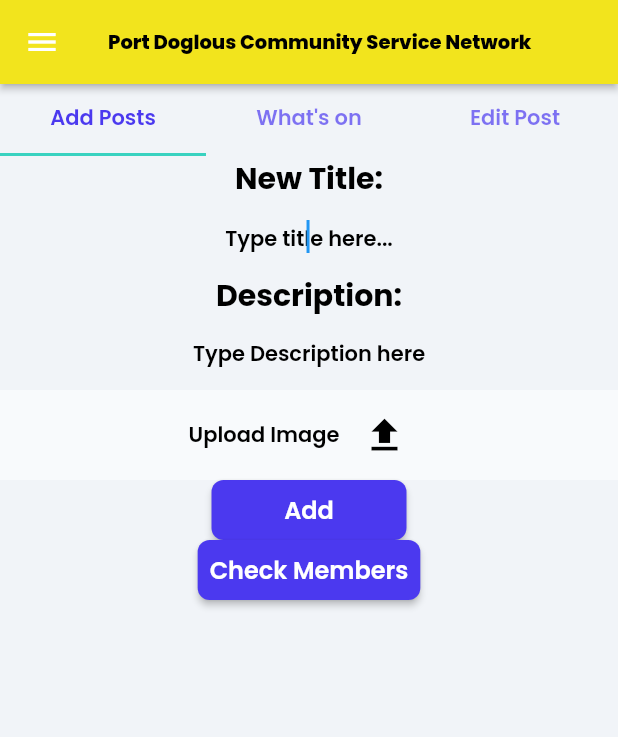
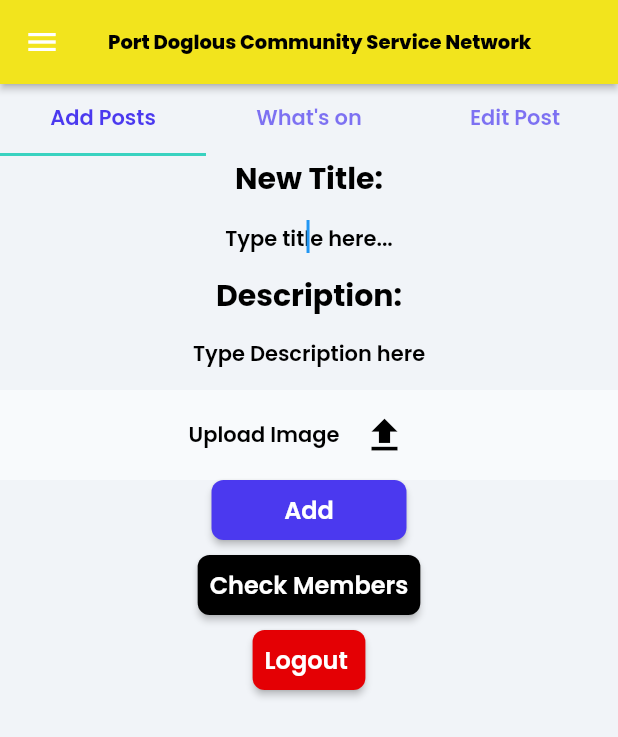
Before and after one commit to sagarsikha12/portdouglas, a Flutter app: the LoggedInWidget screen opened directly, on a phone screen of 412 x 824 dp. Shown: the top 737 px of the screen. Run offline on Flutter 3.47's test engine with Material 2 defaults, Android fonts, the phone set to English and light mode, and no system bars; drawn by our look-alikes of auto_size_text; our stand-ins replace built_collection, built_value, cached_network_image, cloud_firestore, easy_debounce, equatable and 17 more; missing offline and left inert: json_path, mime_type; accounts and stored records are empty; network calls fail.

Commit message:
Logout button added

```diff
--- a/lib/logged_in/logged_in_widget.dart
+++ b/lib/logged_in/logged_in_widget.dart
@@ -605,7 +605,10 @@ class _LoggedInWidgetState extends State<LoggedInWidget>
                                           'stackOnActionTriggerAnimation']!
                                     ]),
                                   ),
-                                  FFButtonWidget(
+                                  Padding(
+                                    padding: EdgeInsetsDirectional.fromSTEB(
+                                        0, 0, 0, 10),
+                                    child: FFButtonWidget(
                                       onPressed: () async {
                                         generatedDate =
                                             await actions.getCurrentTimestamp();
@@ -630,7 +633,8 @@ class _LoggedInWidgetState extends State<LoggedInWidget>
                                                   'Post Updated Successfully'),
                                               actions: [
                                                 TextButton(
-                                                onPressed: () => Navigator.pop(
+                                                  onPressed: () =>
+                                                      Navigator.pop(
                                                           alertDialogContext),
                                                   child: Text('Ok'),
                                                 ),
@@ -643,7 +647,8 @@ class _LoggedInWidgetState extends State<LoggedInWidget>
                                           PageTransition(
                                             type: PageTransitionType.scale,
                                             alignment: Alignment.bottomCenter,
-                                          duration: Duration(milliseconds: 300),
+                                            duration:
+                                                Duration(milliseconds: 300),
                                             reverseDuration:
                                                 Duration(milliseconds: 300),
                                             child: LoggedInWidget(),
@@ -676,10 +681,14 @@ class _LoggedInWidgetState extends State<LoggedInWidget>
                                       animationsMap[
                                           'buttonOnActionTriggerAnimation1']!
                                     ]),
+                                  ),
                                 ],
                               ),
                             ),
-                            FFButtonWidget(
+                            Padding(
+                              padding:
+                                  EdgeInsetsDirectional.fromSTEB(0, 0, 0, 10),
+                              child: FFButtonWidget(
                                 onPressed: () async {
                                   await Navigator.push(
                                     context,
@@ -697,7 +706,42 @@ class _LoggedInWidgetState extends State<LoggedInWidget>
                                 options: FFButtonOptions(
                                   height: 40,
                                   color:
-                                    FlutterFlowTheme.of(context).primaryColor,
+                                      FlutterFlowTheme.of(context).primaryText,
+                                  textStyle: FlutterFlowTheme.of(context)
+                                      .subtitle2
+                                      .override(
+                                        fontFamily: FlutterFlowTheme.of(context)
+                                            .subtitle2Family,
+                                        color: Colors.white,
+                                      ),
+                                  borderSide: BorderSide(
+                                    color: Colors.transparent,
+                                    width: 1,
+                                  ),
+                                  borderRadius: BorderRadius.circular(8),
+                                ),
+                              ),
+                            ),
+                            FFButtonWidget(
+                              onPressed: () async {
+                                await signOut();
+                                await Navigator.pushAndRemoveUntil(
+                                  context,
+                                  PageTransition(
+                                    type: PageTransitionType.scale,
+                                    alignment: Alignment.bottomCenter,
+                                    duration: Duration(milliseconds: 300),
+                                    reverseDuration:
+                                        Duration(milliseconds: 300),
+                                    child: HomePageWidget(),
+                                  ),
+                                  (r) => false,
+                                );
+                              },
+                              text: 'Logout ',
+                              options: FFButtonOptions(
+                                height: 40,
+                                color: Color(0xFFE40004),
                                 textStyle: FlutterFlowTheme.of(context)
                                     .subtitle2
                                     .override(
```
Lines whose indentation alone changed are shown as unchanged.
